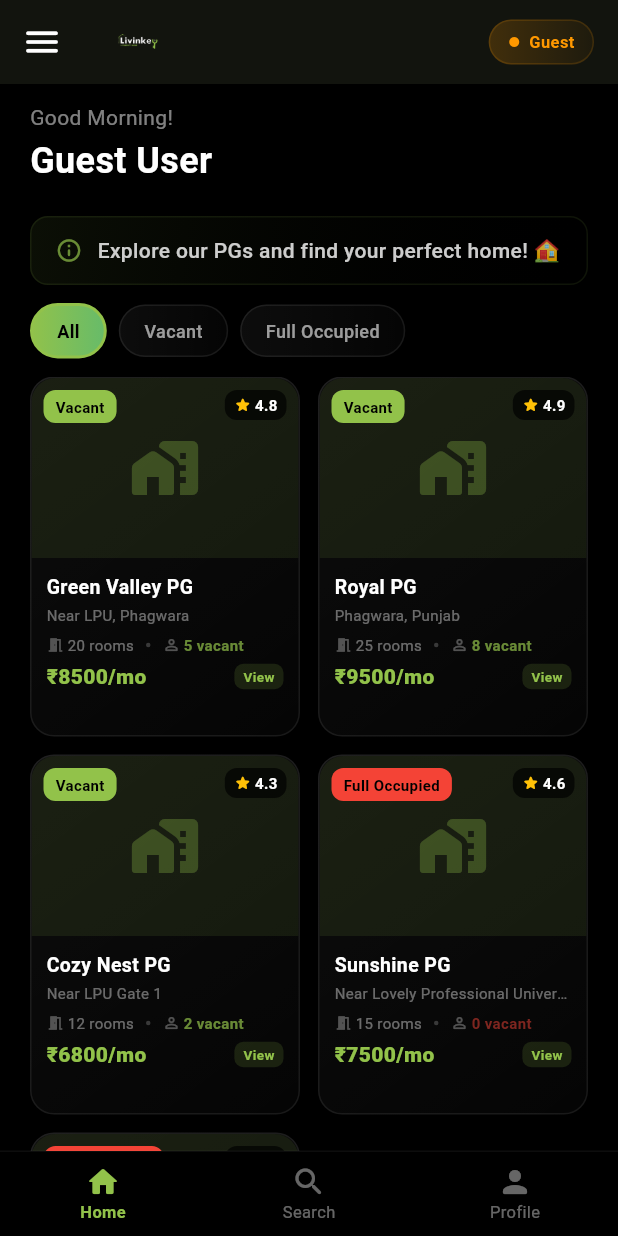
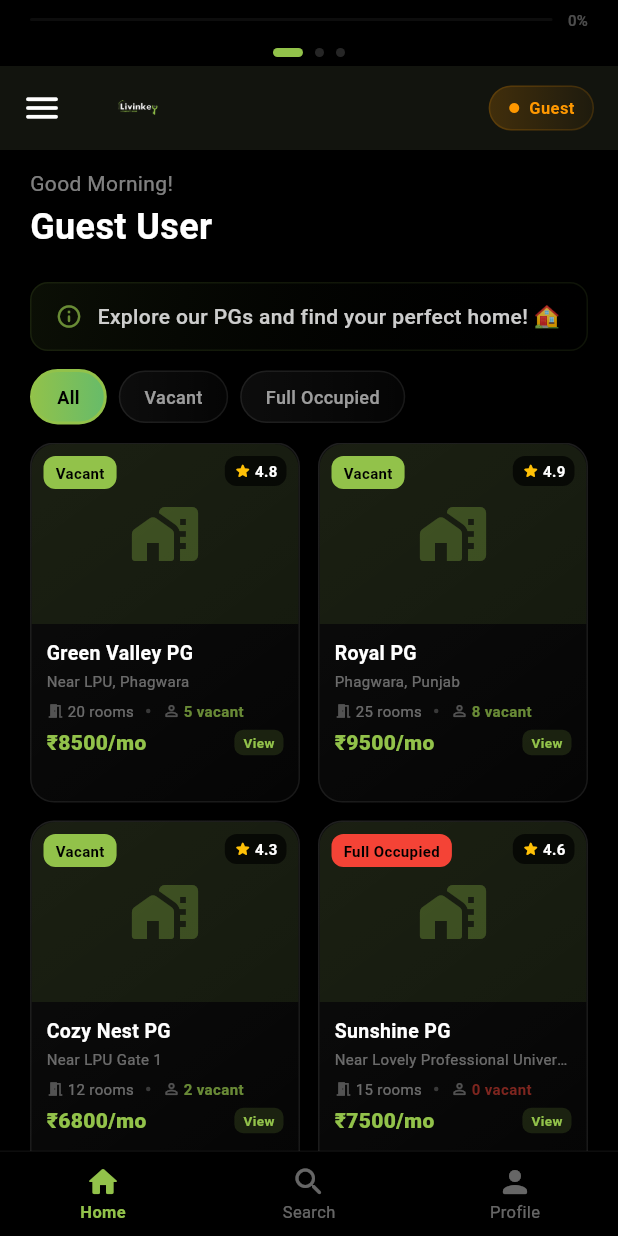
Before and after one commit to MohammedShehe/livinkey, a Flutter app: the GuestScreen screen opened directly, on a phone screen of 412 x 824 dp. Run offline on Flutter 3.47's test engine with Material 3 defaults, Android fonts, the phone set to English and light mode, and no system bars; our stand-ins replace audioplayers, font_awesome_flutter, image_picker.

Commit message:
Fixing the navigations

```diff
--- a/lib/screens/guest/guest_screen.dart
+++ b/lib/screens/guest/guest_screen.dart
@@ -16,6 +16,7 @@ class GuestScreen extends StatefulWidget {
 
 class GuestScreenState extends State<GuestScreen> {
   int _selectedIndex = 0;
+  late final PageController _pageController;
 
   static const List<Widget> _screens = [
     GuestHomeScreen(),
@@ -23,10 +24,26 @@ class GuestScreenState extends State<GuestScreen> {
     GuestProfileScreen(),
   ];
 
+  @override
+  void initState() {
+    super.initState();
+    _pageController = PageController(initialPage: 0);
+  }
+
+  @override
+  void dispose() {
+    _pageController.dispose();
+    super.dispose();
+  }
+
   void navigateToTab(int index) {
-    setState(() {
-      _selectedIndex = index;
-    });
+    if (_selectedIndex != index) {
+      _pageController.animateToPage(
+        index,
+        duration: const Duration(milliseconds: 350),
+        curve: Curves.easeInOutCubic,
+      );
+    }
     HapticFeedback.lightImpact();
   }
 
@@ -36,7 +53,79 @@ class GuestScreenState extends State<GuestScreen> {
       key: const Key('guest_scaffold'),
       backgroundColor: kLivinkeyBlack,
       drawer: const GuestDrawer(),
-      body: _screens[_selectedIndex],
+      body: Column(
+        children: [
+          // 1. Top Progress Bar
+          Container(
+            padding: const EdgeInsets.symmetric(horizontal: 20, vertical: 6),
+            child: Row(
+              children: [
+                Expanded(
+                  child: ClipRRect(
+                    borderRadius: BorderRadius.circular(2),
+                    child: LinearProgressIndicator(
+                      value: _selectedIndex / (_screens.length - 1),
+                      backgroundColor: Colors.white.withOpacity(0.05),
+                      valueColor: const AlwaysStoppedAnimation<Color>(
+                        kLivinkeyGreen,
+                      ),
+                      minHeight: 2,
+                    ),
+                  ),
+                ),
+                const SizedBox(width: 10),
+                Text(
+                  '${((_selectedIndex / (_screens.length - 1)) * 100).toInt()}%',
+                  style: TextStyle(
+                    color: Colors.white.withOpacity(0.3),
+                    fontSize: 10,
+                    fontWeight: FontWeight.w500,
+                  ),
+                ),
+              ],
+            ),
+          ),
+
+          // 2. Page Indicator Dots
+          Container(
+            padding: const EdgeInsets.symmetric(vertical: 6),
+            child: Row(
+              mainAxisAlignment: MainAxisAlignment.center,
+              children: List.generate(
+                _screens.length,
+                (index) => AnimatedContainer(
+                  duration: const Duration(milliseconds: 300),
+                  margin: const EdgeInsets.symmetric(horizontal: 4),
+                  width: _selectedIndex == index ? 20 : 6,
+                  height: 6,
+                  decoration: BoxDecoration(
+                    borderRadius: BorderRadius.circular(3),
+                    color: _selectedIndex == index
+                        ? kLivinkeyGreen
+                        : Colors.white.withOpacity(0.15),
+                  ),
+                ),
+              ),
+            ),
+          ),
+
+          // 3. Main PageView
+          Expanded(
+            child: PageView(
+              controller: _pageController,
+              physics: const BouncingScrollPhysics(
+                parent: AlwaysScrollableScrollPhysics(),
+              ),
+              onPageChanged: (index) {
+                setState(() {
+                  _selectedIndex = index;
+                });
+              },
+              children: _screens,
+            ),
+          ),
+        ],
+      ),
       bottomNavigationBar: Container(
         decoration: BoxDecoration(
           border: Border(
```
Also changed, not shown: lib/screens/tenant/tenant_screen.dart (+94 -4 lines).
